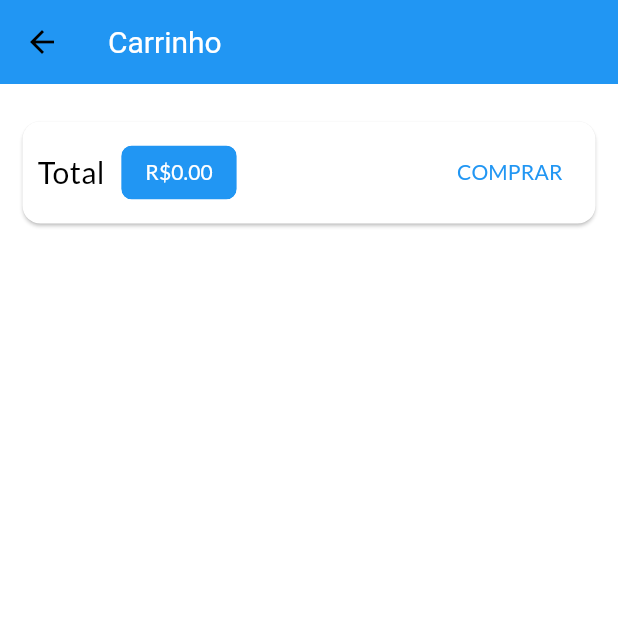
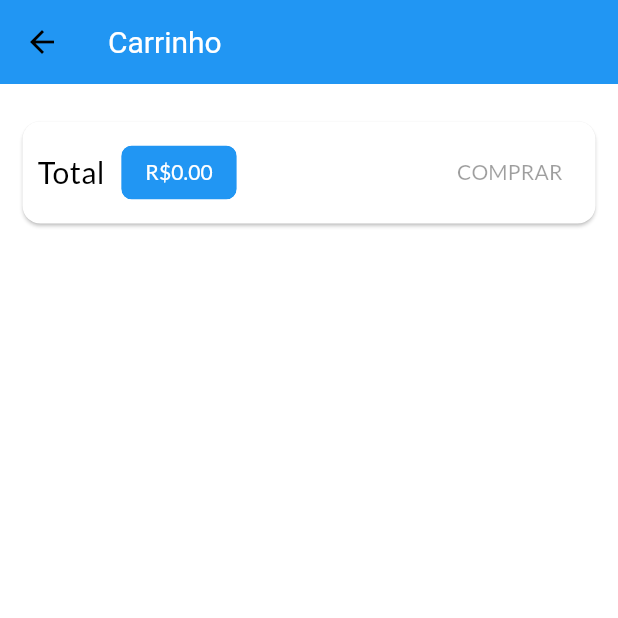
Before and after one commit to VladimirCGF/shop-ecommerce-flutter, a Flutter app: the CartPage screen opened by its route, on a phone screen of 412 x 824 dp, the top half of it. Run offline on Flutter 3.47's test engine with Material 3 defaults, Android fonts, the phone set to English and light mode, and no system bars; network calls fail.

```diff
--- a/lib/pages/cart_page.dart
+++ b/lib/pages/cart_page.dart
@@ -47,17 +47,7 @@ class CartPage extends StatelessWidget {
                     ),
                   ),
                   const Spacer(),
-                  TextButton(
-                    onPressed: () {
-                      Provider.of<OrderList>(
-                        context,
-                        listen: false,
-                      ).addOrder(cart);
-
-                      cart.clear();
-                    },
-                    child: const Text('COMPRAR'),
-                  ),
+                  CartButton(cart: cart),
                 ],
               ),
             ),
@@ -73,3 +63,39 @@ class CartPage extends StatelessWidget {
     );
   }
 }
+
+class CartButton extends StatefulWidget {
+  const CartButton({
+    super.key,
+    required this.cart,
+  });
+
+  final Cart cart;
+
+  @override
+  State<CartButton> createState() => _CartButtonState();
+}
+
+class _CartButtonState extends State<CartButton> {
+  bool _isLoading = false;
+
+  @override
+  Widget build(BuildContext context) {
+    return _isLoading
+        ? const CircularProgressIndicator()
+        : TextButton(
+      onPressed: widget.cart.itemsCount == 0
+          ? null
+          : () async {
+              setState(() => _isLoading = true);
+              await Provider.of<OrderList>(
+                context,
+                listen: false,
+              ).addOrder(widget.cart);
+              widget.cart.clear();
+              setState(() => _isLoading = false);
+      },
+      child: const Text('COMPRAR'),
+    );
+  }
+}
--- /dev/null
+++ b/lib/utils/constants.dart
@@ -0,0 +1,6 @@
+class Constants {
+  static const PRODUCT_BASE_URL =
+      'https://shop-43627-default-rtdb.firebaseio.com/products';
+  static const ORDER_BASE_URL =
+      'https://shop-43627-default-rtdb.firebaseio.com/orders';
+}
```
Also changed, not shown: lib/models/order_list.dart (+26 -2 lines), lib/models/product.dart (+23 -1 lines), lib/models/product_list.dart (+5 -4 lines).
